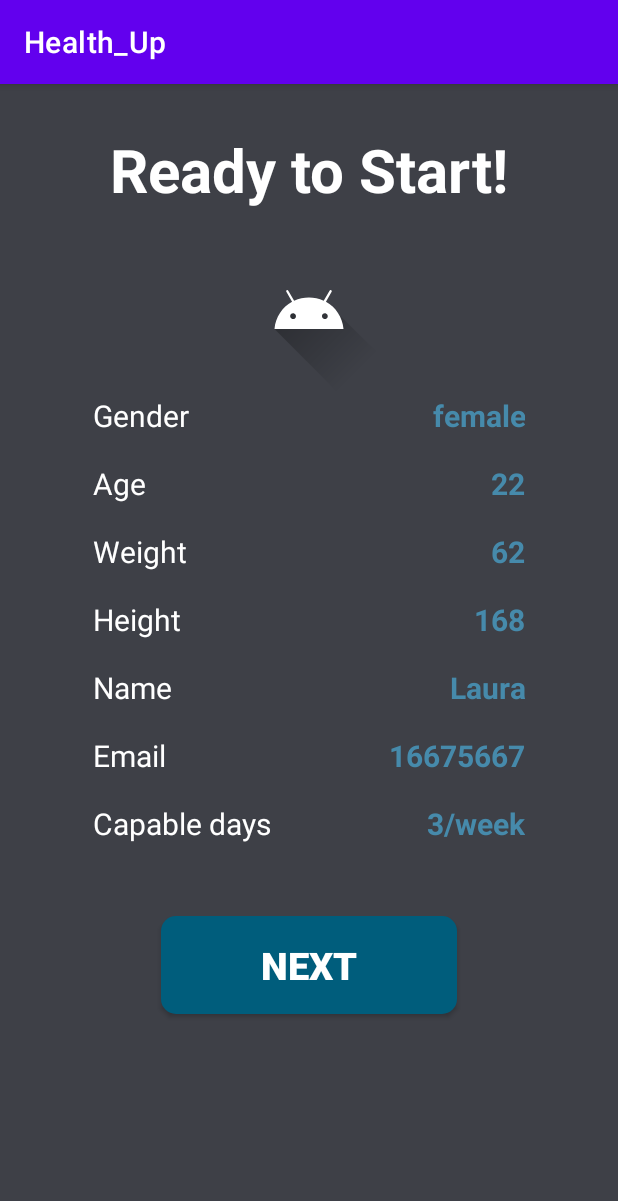
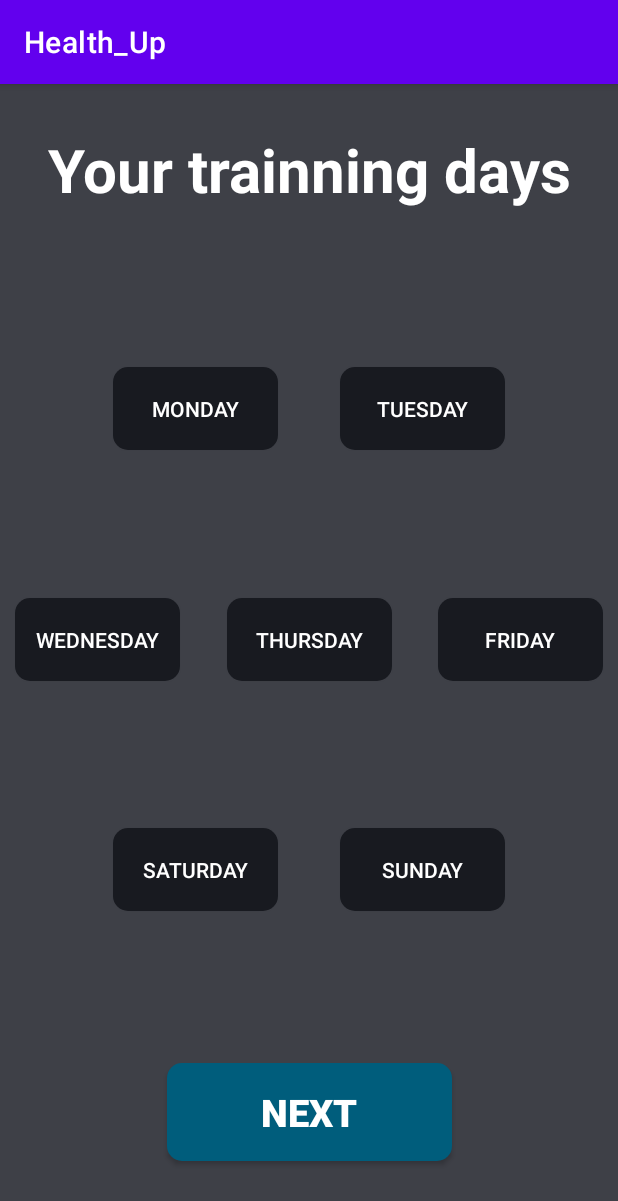
Before and after one commit to JoaquinAyG/Health_Up, an Android app: the screen it shows after launch (RegisterActivity before the commit, CapableDaysActivity after it), on a phone screen of 412 x 824 dp. Shown: the top 1201 px of the screen. Run offline under Robolectric (Android 15) with nearby library versions, the phone set to English and light mode, and no system bars.

Commit message:
finish_capable_days.xml

```diff
--- a/app/src/main/AndroidManifest.xml
+++ b/app/src/main/AndroidManifest.xml
@@ -13,8 +13,9 @@
         android:theme="@style/Theme.HealthUp"
         tools:targetApi="31">
         <activity
-            android:name=".RegisterActivity"
+            android:name=".CapableDaysActivity"
             android:exported="true">
+
             <intent-filter>
                 <action android:name="android.intent.action.MAIN" />
 
@@ -25,6 +26,15 @@
                 android:name="android.app.lib_name"
                 android:value="" />
         </activity>
+
+        <activity
+            android:name=".FragmentCheckActivity"
+            android:exported="true">
+
+            <meta-data
+                android:name="android.app.lib_name"
+                android:value="" />
+        </activity>
     </application>
 
 </manifest>
--- /dev/null
+++ b/app/src/main/java/study/project/activities/CapableDaysActivity.java
@@ -0,0 +1,14 @@
+package study.project.activities;
+
+import androidx.appcompat.app.AppCompatActivity;
+
+import android.os.Bundle;
+
+public class CapableDaysActivity extends AppCompatActivity {
+
+    @Override
+    protected void onCreate(Bundle savedInstanceState) {
+        super.onCreate(savedInstanceState);
+        setContentView(R.layout.fragment_capable_days);
+    }
+}
--- a/app/src/main/java/study/project/activities/RegisterActivity.java
+++ b/app/src/main/java/study/project/activities/FragmentCheckActivity.java
@@ -4,13 +4,13 @@ import androidx.appcompat.app.AppCompatActivity;
 import android.os.Bundle;
 
 
-public class RegisterActivity extends AppCompatActivity {
+public class FragmentCheckActivity extends AppCompatActivity {
 
 
     @Override
     protected void onCreate(Bundle savedInstanceState) {
         super.onCreate(savedInstanceState);
-        setContentView(R.layout.activity_register);
+        setContentView(R.layout.fragment_check);
 
 
     }
--- /dev/null
+++ b/app/src/main/res/drawable/button_days.xml
@@ -0,0 +1,5 @@
+<?xml version="1.0" encoding="utf-8"?>
+<shape xmlns:android="http://schemas.android.com/apk/res/android">
+    <solid android:color="@color/primary"/>
+    <corners android:radius="10dp"/>
+</shape>
--- /dev/null
+++ b/app/src/main/res/layout/fragment_capable_days.xml
@@ -0,0 +1,147 @@
+<?xml version="1.0" encoding="utf-8"?>
+<androidx.constraintlayout.widget.ConstraintLayout xmlns:android="http://schemas.android.com/apk/res/android"
+    xmlns:app="http://schemas.android.com/apk/res-auto"
+    xmlns:tools="http://schemas.android.com/tools"
+    android:layout_width="match_parent"
+    android:layout_height="match_parent"
+    tools:context=".CapableDaysActivity"
+    android:background="@color/primary2">
+
+    <!--Title-->
+    <TextView
+        android:id="@+id/ttlCapable"
+        android:layout_width="wrap_content"
+        android:layout_height="wrap_content"
+        android:layout_marginTop="30dp"
+        android:gravity="center"
+        android:text="@string/ttl_capable_days"
+        android:textColor="@color/white"
+        android:textSize="40dp"
+        android:textStyle="bold"
+        app:layout_constraintEnd_toEndOf="parent"
+        app:layout_constraintStart_toStartOf="parent"
+        app:layout_constraintTop_toTopOf="parent" />
+
+    <!--GuideLines-->
+    <androidx.constraintlayout.widget.Guideline
+        android:id="@+id/Guide1"
+        android:layout_width="match_parent"
+        android:layout_height="match_parent"
+        android:orientation="horizontal"
+        app:layout_constraintGuide_percent="0.2" />
+    <androidx.constraintlayout.widget.Guideline
+        android:id="@+id/Guide2"
+        android:layout_width="match_parent"
+        android:layout_height="match_parent"
+        android:orientation="horizontal"
+        app:layout_constraintGuide_percent="0.4" />
+    <androidx.constraintlayout.widget.Guideline
+        android:id="@+id/Guide3"
+        android:layout_width="match_parent"
+        android:layout_height="match_parent"
+        android:orientation="horizontal"
+        app:layout_constraintGuide_percent="0.6" />
+
+<!--Monday, Tuesday-->
+    <android.widget.Button
+        android:id="@+id/btMonday"
+        android:layout_width="@dimen/btdays_width"
+        android:layout_height="@dimen/btdays_height"
+        android:layout_marginStart="75dp"
+        android:layout_marginTop="@dimen/btdays_top"
+        android:text="@string/monday"
+        android:textColor="@color/white"
+        android:background="@drawable/button_days"
+        app:layout_constraintStart_toStartOf="parent"
+        app:layout_constraintTop_toBottomOf="@id/Guide1"
+        app:layout_constraintStart_toEndOf="@id/btTuesday"/>
+    <android.widget.Button
+        android:id="@+id/btTuesday"
+        android:layout_width="@dimen/btdays_width"
+        android:layout_height="@dimen/btdays_height"
+        android:layout_marginTop="@dimen/btdays_top"
+        android:layout_marginEnd="75dp"
+        android:text="@string/tuesday"
+        android:textColor="@color/white"
+        android:background="@drawable/button_days"
+        app:layout_constraintEnd_toEndOf="parent"
+        app:layout_constraintTop_toBottomOf="@id/Guide1" />
+
+    <!--Wednesday, Thursday. Friday-->
+    <android.widget.Button
+        android:id="@+id/btWednesday"
+        android:layout_width="@dimen/btdays_width"
+        android:layout_height="@dimen/btdays_height"
+        android:layout_marginTop="@dimen/btdays_top"
+        android:layout_marginStart="10dp"
+        android:text="@string/wednesday"
+        android:textColor="@color/white"
+        android:background="@drawable/button_days"
+        app:layout_constraintStart_toStartOf="parent"
+        app:layout_constraintTop_toBottomOf="@id/Guide2"/>
+    <android.widget.Button
+        android:id="@+id/btThursday"
+        android:layout_width="@dimen/btdays_width"
+        android:layout_height="@dimen/btdays_height"
+        android:layout_marginTop="@dimen/btdays_top"
+        android:text="@string/thursday"
+        android:textColor="@color/white"
+        android:background="@drawable/button_days"
+        app:layout_constraintTop_toBottomOf="@id/Guide2"
+        app:layout_constraintStart_toEndOf="@id/btWednesday"
+        app:layout_constraintEnd_toStartOf="@id/btFriday"/>
+    <android.widget.Button
+        android:id="@+id/btFriday"
+        android:layout_width="@dimen/btdays_width"
+        android:layout_height="@dimen/btdays_height"
+        android:layout_marginTop="@dimen/btdays_top"
+        android:text="@string/friday"
+        android:textColor="@color/white"
+        android:background="@drawable/button_days"
+        android:layout_marginEnd="10dp"
+        app:layout_constraintTop_toBottomOf="@id/Guide2"
+        app:layout_constraintEnd_toEndOf="parent" />
+
+    <!--Saturday, sunday-->
+    <android.widget.Button
+        android:id="@+id/btSaturday"
+        android:layout_width="@dimen/btdays_width"
+        android:layout_height="@dimen/btdays_height"
+        android:layout_marginStart="75dp"
+        android:layout_marginTop="@dimen/btdays_top"
+        android:text="@string/saturday"
+        android:textColor="@color/white"
+        android:background="@drawable/button_days"
+        app:layout_constraintStart_toStartOf="parent"
+        app:layout_constraintTop_toBottomOf="@id/Guide3"
+        app:layout_constraintStart_toEndOf="@id/btTuesday"/>
+    <android.widget.Button
+        android:id="@+id/btSunday"
+        android:layout_width="@dimen/btdays_width"
+        android:layout_height="@dimen/btdays_height"
+        android:layout_marginTop="@dimen/btdays_top"
+        android:layout_marginEnd="75dp"
+        android:text="@string/sunday"
+        android:textColor="@color/white"
+        android:background="@drawable/button_days"
+        app:layout_constraintEnd_toEndOf="parent"
+        app:layout_constraintTop_toBottomOf="@id/Guide3" />
+
+    <android.widget.Button
+    android:id="@+id/nextToCheck"
+    android:layout_width="190dp"
+    android:layout_height="65dp"
+    android:layout_marginTop="30dp"
+    android:background="@drawable/rounded_button"
+    android:text="@string/next"
+    android:gravity="center"
+    android:textColor="@color/white"
+    android:textStyle="bold"
+    android:textSize="25dp"
+    android:layout_marginBottom="@dimen/button_margin_bot"
+    app:layout_constraintBottom_toBottomOf="parent"
+    app:layout_constraintStart_toStartOf="parent"
+    app:layout_constraintEnd_toEndOf="parent" />
+
+
+</androidx.constraintlayout.widget.ConstraintLayout>
--- a/app/src/main/res/layout/activity_register.xml
+++ b/app/src/main/res/layout/fragment_check.xml
@@ -6,8 +6,9 @@
     android:layout_width="match_parent"
     android:layout_height="match_parent"
     android:background="@color/primary2"
-    tools:context="study.project.activities.RegisterActivity">
+    tools:context="study.project.activities.FragmentCheckActivity">
 
+    <!--GuideLines-->
     <androidx.constraintlayout.widget.Guideline
         android:id="@+id/leftGuide"
         android:layout_width="match_parent"
@@ -21,9 +22,9 @@
         android:orientation="vertical"
         app:layout_constraintGuide_percent="0.849"/>
 
-
+    <!--Title-->
     <TextView
-        android:id="@+id/Ready"
+        android:id="@+id/ttlCheck"
         android:layout_width="wrap_content"
         android:layout_height="wrap_content"
         android:text="@string/ready"
@@ -43,7 +44,7 @@
         android:src="@drawable/ic_launcher_foreground"
         app:layout_constraintStart_toStartOf="@id/leftGuide"
         app:layout_constraintEnd_toStartOf="@id/rightGuide"
-        app:layout_constraintTop_toBottomOf="@id/Ready"/>
+        app:layout_constraintTop_toBottomOf="@id/ttlCheck"/>
 
     <!--Gender-->
     <TextView
@@ -189,20 +190,17 @@
 
     <android.widget.Button
         android:id="@+id/CreateAcc"
-        android:layout_width="0dp"
+        android:layout_width="190dp"
         android:layout_height="65dp"
-        android:layout_marginTop="30dp"
-        android:layout_marginHorizontal="45dp"
+        android:layout_marginBottom="48dp"
         android:background="@drawable/rounded_button"
+        android:gravity="center"
         android:text="@string/next"
-        android:gravity="center"
         android:textColor="@color/white"
+        android:textSize="25dp"
         android:textStyle="bold"
-        android:textSize="25dp"
-        app:layout_constraintTop_toBottomOf="@+id/days"
-        app:layout_constraintStart_toEndOf="@id/leftGuide"
+        app:layout_constraintBottom_toBottomOf="parent"
         app:layout_constraintEnd_toStartOf="@id/rightGuide"
-
-        />
+        app:layout_constraintStart_toEndOf="@id/leftGuide" />
 
 </androidx.constraintlayout.widget.ConstraintLayout>
--- /dev/null
+++ b/app/src/main/res/values/dimens.xml
@@ -0,0 +1,9 @@
+<?xml version="1.0" encoding="utf-8"?>
+
+<resources>
+    <dimen name="button_margin_bot"> 50dp</dimen>
+    <dimen name="btdays_top">35dp</dimen>
+    <dimen name="btdays_width">110dp</dimen>
+    <dimen name="btdays_height">55dp</dimen>
+
+</resources>
--- a/app/src/main/res/values/strings.xml
+++ b/app/src/main/res/values/strings.xml
@@ -10,4 +10,12 @@
     <string name="days">Capable days</string>
     <string name="next">NEXT</string>
     <string name="health_up">Health_Up</string>
+    <string name="ttl_capable_days">Your trainning days</string>
+    <string name="monday">Monday</string>
+    <string name="tuesday">Tuesday</string>
+    <string name="wednesday">wednesday</string>
+    <string name="thursday">Thursday</string>
+    <string name="friday">Friday</string>
+    <string name="sunday">Sunday</string>
+    <string name="saturday">Saturday</string>
 </resources>
```
